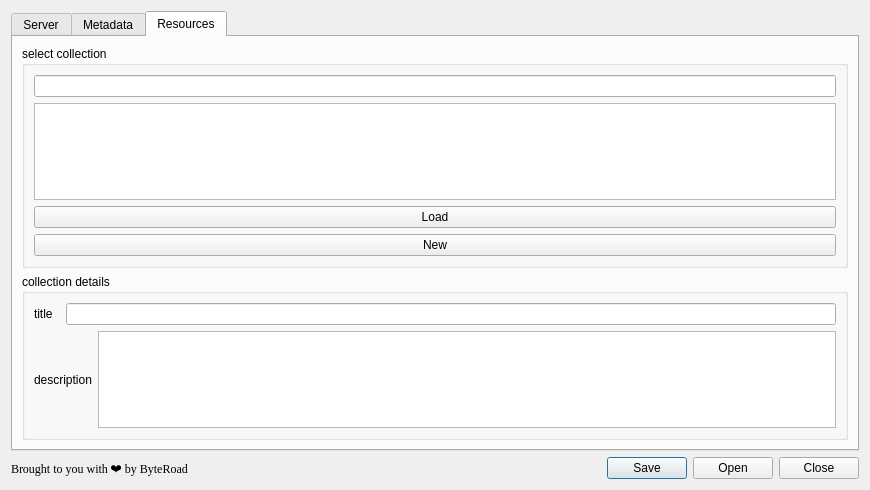
Above: pygeoapi_config_dialog_base.ui from KatKatKateryna/pygeoapi_config before the change. Below: the same form after it.
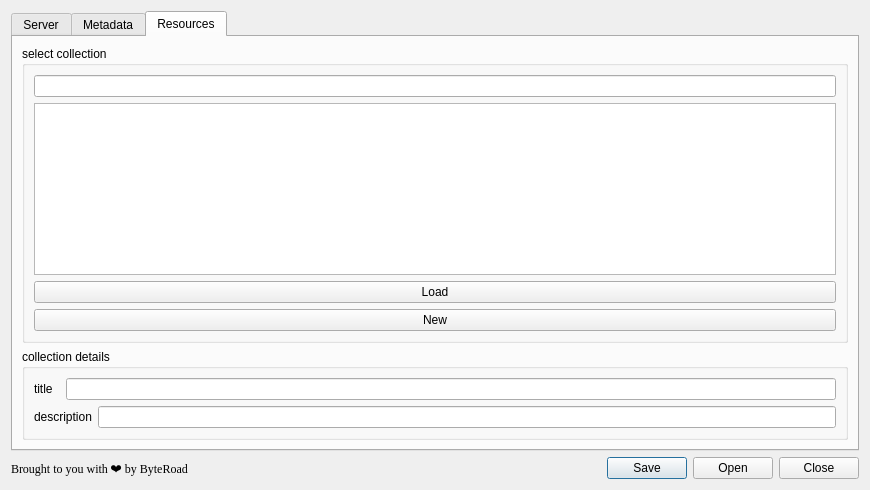
That is the form after the change. Icons and pictures are not drawn.

Commit message: - added support for saving resource desc

```diff
--- a/pygeoapi_config_dialog_base.ui
+++ b/pygeoapi_config_dialog_base.ui
@@ -504,7 +504,14 @@
            </widget>
           </item>
           <item row="1" column="2">
-           <widget class="QPlainTextEdit" name="plainTextDescription"/>
+           <widget class="QLineEdit" name="lineEditDescription">
+            <property name="sizePolicy">
+             <sizepolicy hsizetype="Expanding" vsizetype="Expanding">
+              <horstretch>0</horstretch>
+              <verstretch>0</verstretch>
+             </sizepolicy>
+            </property>
+           </widget>
           </item>
          </layout>
         </widget>
```
Left out of the diff: 24 changed lines with no effect on the pictures. The commit also changes 2 other files.
